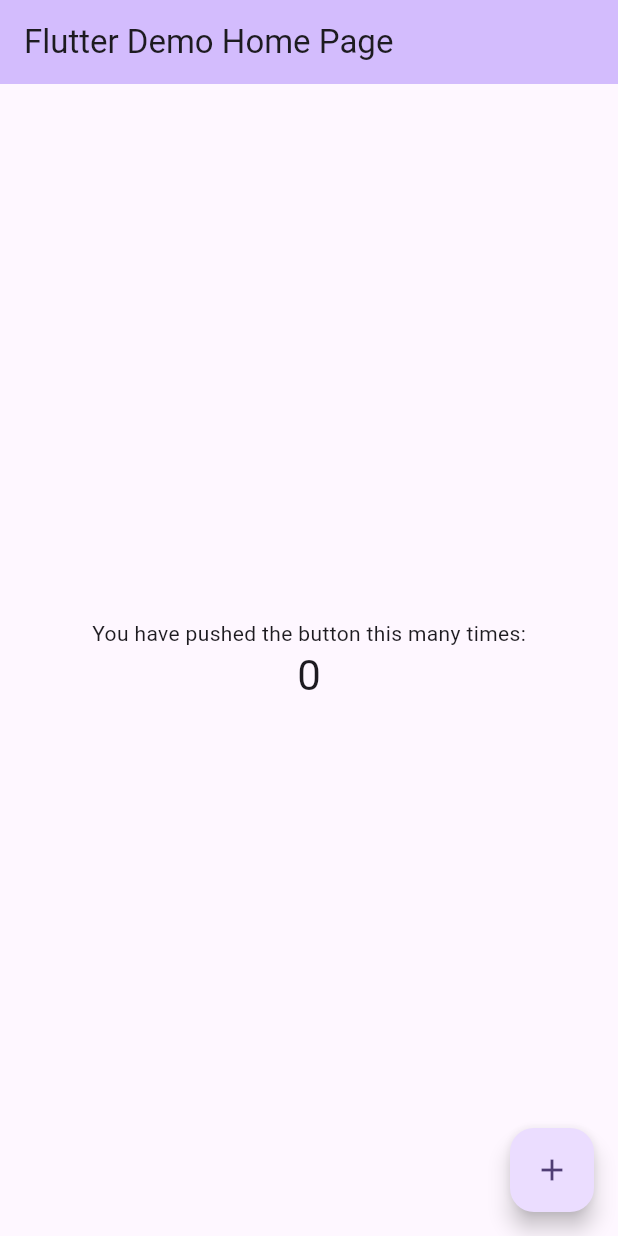
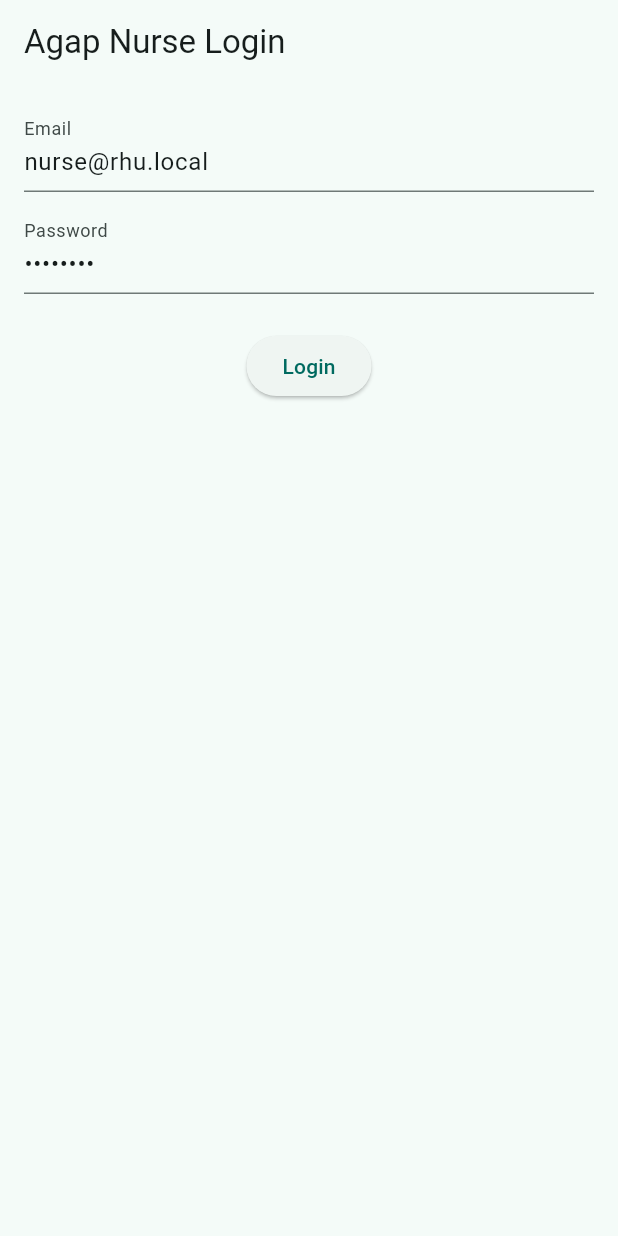
Before and after one commit to codyjamesDC/Hackathon-CICS, a Flutter app: the screen it shows after launch, on a phone screen of 412 x 824 dp. Run offline on Flutter 3.47's test engine with Material 3 defaults, Android fonts, the phone set to English and light mode, and no system bars; our stand-ins replace dio.

Commit message:
fix: update the flutter app

```diff
--- /dev/null
+++ b/frontend/lib/core/env.dart
@@ -0,0 +1,7 @@
+class Env {
+  // Use 10.0.2.2 for Android emulator to connect to host localhost.
+  // If running in web, use http://localhost:3000
+  static const apiBaseUrl = 'http://10.0.2.2:3000';
+  static const defaultRhuId = '1';
+  static const defaultUserId = 'nurse-1';
+}
--- a/frontend/lib/main.dart
+++ b/frontend/lib/main.dart
@@ -1,4 +1,5 @@
 import 'package:flutter/material.dart';
+import 'screens/login_screen.dart';
 
 void main() {
   runApp(const MyApp());
@@ -7,116 +8,15 @@ void main() {
 class MyApp extends StatelessWidget {
   const MyApp({super.key});
 
-  // This widget is the root of your application.
   @override
   Widget build(BuildContext context) {
     return MaterialApp(
-      title: 'Flutter Demo',
+      title: 'Agap Nurse',
       theme: ThemeData(
-        // This is the theme of your application.
-        //
-        // TRY THIS: Try running your application with "flutter run". You'll see
-        // the application has a purple toolbar. Then, without quitting the app,
-        // try changing the seedColor in the colorScheme below to Colors.green
-        // and then invoke "hot reload" (save your changes or press the "hot
-        // reload" button in a Flutter-supported IDE, or press "r" if you used
-        // the command line to start the app).
-        //
-        // Notice that the counter didn't reset back to zero; the application
-        // state is not lost during the reload. To reset the state, use hot
-        // restart instead.
-        //
-        // This works for code too, not just values: Most code changes can be
-        // tested with just a hot reload.
-        colorScheme: .fromSeed(seedColor: Colors.deepPurple),
+        colorScheme: ColorScheme.fromSeed(seedColor: Colors.teal),
+        useMaterial3: true,
       ),
-      home: const MyHomePage(title: 'Flutter Demo Home Page'),
+      home: const LoginScreen(),
     );
   }
 }
-
-class MyHomePage extends StatefulWidget {
-  const MyHomePage({super.key, required this.title});
-
-  // This widget is the home page of your application. It is stateful, meaning
-  // that it has a State object (defined below) that contains fields that affect
-  // how it looks.
-
-  // This class is the configuration for the state. It holds the values (in this
-  // case the title) provided by the parent (in this case the App widget) and
-  // used by the build method of the State. Fields in a Widget subclass are
-  // always marked "final".
-
-  final String title;
-
-  @override
-  State<MyHomePage> createState() => _MyHomePageState();
-}
-
-class _MyHomePageState extends State<MyHomePage> {
-  int _counter = 0;
-
-  void _incrementCounter() {
-    setState(() {
-      // This call to setState tells the Flutter framework that something has
-      // changed in this State, which causes it to rerun the build method below
-      // so that the display can reflect the updated values. If we changed
-      // _counter without calling setState(), then the build method would not be
-      // called again, and so nothing would appear to happen.
-      _counter++;
-    });
-  }
-
-  @override
-  Widget build(BuildContext context) {
-    // This method is rerun every time setState is called, for instance as done
-    // by the _incrementCounter method above.
-    //
-    // The Flutter framework has been optimized to make rerunning build methods
-    // fast, so that you can just rebuild anything that needs updating rather
-    // than having to individually change instances of widgets.
-    return Scaffold(
-      appBar: AppBar(
-        // TRY THIS: Try changing the color here to a specific color (to
-        // Colors.amber, perhaps?) and trigger a hot reload to see the AppBar
-        // change color while the other colors stay the same.
-        backgroundColor: Theme.of(context).colorScheme.inversePrimary,
-        // Here we take the value from the MyHomePage object that was created by
-        // the App.build method, and use it to set our appbar title.
-        title: Text(widget.title),
-      ),
-      body: Center(
-        // Center is a layout widget. It takes a single child and positions it
-        // in the middle of the parent.
-        child: Column(
-          // Column is also a layout widget. It takes a list of children and
-          // arranges them vertically. By default, it sizes itself to fit its
-          // children horizontally, and tries to be as tall as its parent.
-          //
-          // Column has various properties to control how it sizes itself and
-          // how it positions its children. Here we use mainAxisAlignment to
-          // center the children vertically; the main axis here is the vertical
-          // axis because Columns are vertical (the cross axis would be
-          // horizontal).
-          //
-          // TRY THIS: Invoke "debug painting" (choose the "Toggle Debug Paint"
-          // action in the IDE, or press "p" in the console), to see the
-          // wireframe for each widget.
-          mainAxisAlignment: .center,
-          children: [
-            const Text('You have pushed the button this many times:'),
-            Text(
-              '$_counter',
-              style: Theme.of(context).textTheme.headlineMedium,
-            ),
-          ],
-        ),
-      ),
-      floatingActionButton: FloatingActionButton(
-        onPressed: _incrementCounter,
-        tooltip: 'Increment',
-        child: const Icon(Icons.add),
-      ),
-    );
-  }
-}
--- /dev/null
+++ b/frontend/lib/screens/login_screen.dart
@@ -0,0 +1,65 @@
+import 'package:flutter/material.dart';
+import '../services/api_service.dart';
+import 'stock_entry_screen.dart';
+
+class LoginScreen extends StatefulWidget {
+  const LoginScreen({super.key});
+
+  @override
+  State<LoginScreen> createState() => _LoginScreenState();
+}
+
+class _LoginScreenState extends State<LoginScreen> {
+  final _email = TextEditingController(text: 'nurse@rhu.local');
+  final _password = TextEditingController(text: 'password');
+  bool isLoading = false;
+  String? error;
+
+  Future<void> _login() async {
+    setState(() {
+      isLoading = true;
+      error = null;
+    });
+    try {
+      final api = ApiService();
+      final res = await api.login(_email.text.trim(), _password.text.trim());
+      final token = res['token']?.toString() ?? 'dummy-token';
+      final rhuId = res['rhuId']?.toString() ?? '1';
+      if (!mounted) return;
+      Navigator.of(context).pushReplacement(MaterialPageRoute(builder: (_) => StockEntryScreen(token: token, rhuId: rhuId)));
+    } catch (e) {
+      // For now fallback to a dummy nurse token if backend login isn't implemented
+      final token = 'dummy-token';
+      final rhuId = '1';
+      if (!mounted) return;
+      Navigator.of(context).pushReplacement(MaterialPageRoute(builder: (_) => StockEntryScreen(token: token, rhuId: rhuId)));
+    } finally {
+      setState(() {
+        isLoading = false;
+      });
+    }
+  }
+
+  @override
+  Widget build(BuildContext context) {
+    return Scaffold(
+      appBar: AppBar(title: const Text('Agap Nurse Login')),
+      body: Padding(
+        padding: const EdgeInsets.all(16.0),
+        child: Column(
+          children: [
+            TextField(controller: _email, decoration: const InputDecoration(labelText: 'Email')),
+            const SizedBox(height: 12),
+            TextField(controller: _password, decoration: const InputDecoration(labelText: 'Password'), obscureText: true),
+            const SizedBox(height: 24),
+            ElevatedButton(onPressed: isLoading ? null : _login, child: isLoading ? const CircularProgressIndicator() : const Text('Login')),
+            if (error != null) ...[
+              const SizedBox(height: 10),
+              Text(error!, style: const TextStyle(color: Colors.red)),
+            ],
+          ],
+        ),
+      ),
+    );
+  }
+}
--- a/frontend/pubspec.yaml
+++ b/frontend/pubspec.yaml
@@ -19,7 +19,7 @@ publish_to: 'none' # Remove this line if you wish to publish to pub.dev
 version: 1.0.0+1
 
 environment:
-  sdk: ^3.11.1
+  sdk: ">=3.11.0 <4.0.0"
 
 # Dependencies specify other packages that your package needs in order to work.
 # To automatically upgrade your package dependencies to the latest versions
```
Also changed, not shown: frontend/lib/data/local_database.dart (added, +31 -0 lines), frontend/lib/models/medicine.dart (added, +15 -0 lines), frontend/lib/models/stock_entry.dart (added, +24 -0 lines), frontend/lib/providers/auth_provider.dart (added, +46 -0 lines), frontend/lib/providers/stock_provider.dart (added, +62 -0 lines), frontend/lib/screens/stock_entry_screen.dart (added, +163 -0 lines), frontend/lib/services/api_service.dart (added, +68 -0 lines), frontend/pubspec.lock, 9 other files.
